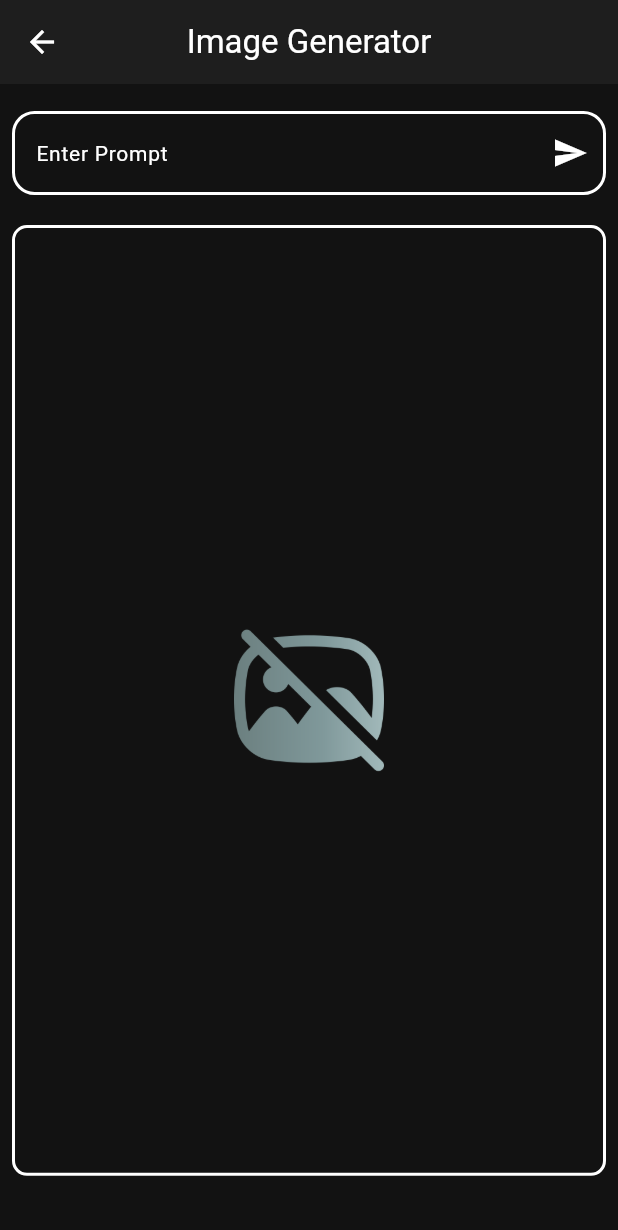
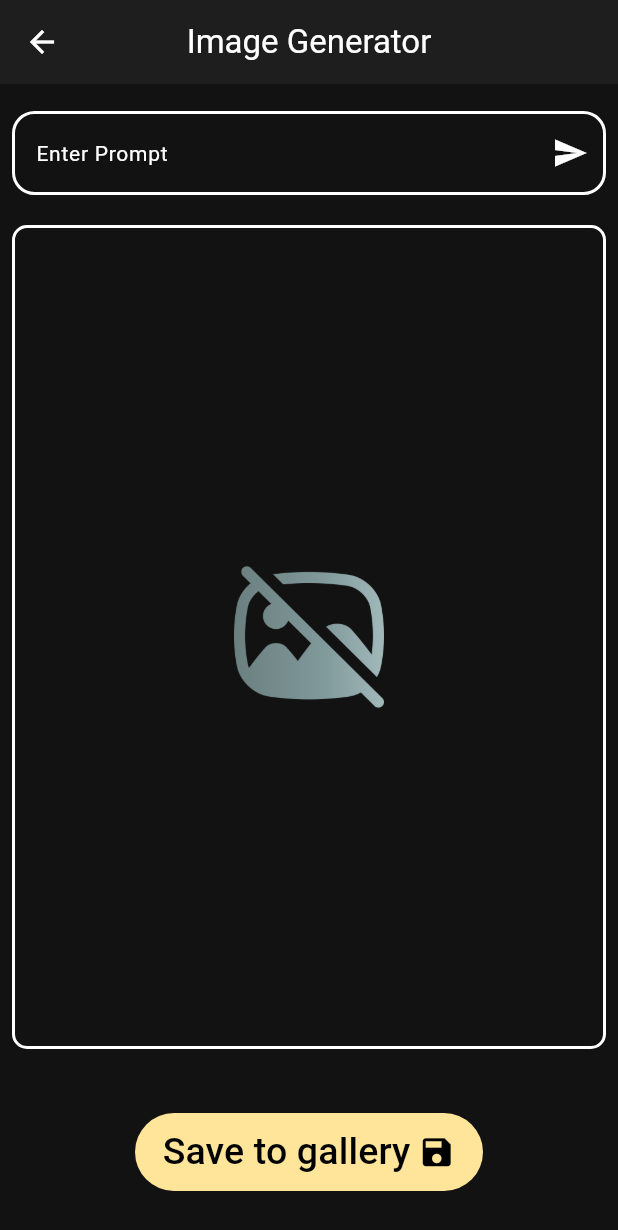
Before and after one commit to surajjoshi79/AI-Chatbot, a Flutter app: the screen it shows after launch, after a tap on "Image Generator", on a phone screen of 412 x 824 dp. Shown: the top 1230 px of the screen. Run offline on Flutter 3.47's test engine with Material 3 defaults, Android fonts, the phone set to English and light mode, and no system bars; our stand-ins replace chat_bubbles, flutter_spinkit, flutter_tts, google_generative_ai, hive_flutter, shared_preferences and 1 more; missing offline and left inert: gal; accounts and stored records are empty.

Commit message:
Initial commit

```diff
--- a/lib/Pages/chat_ui.dart
+++ b/lib/Pages/chat_ui.dart
@@ -252,7 +252,7 @@ class _ChatUiState extends State<ChatUi> {
                   Provider.of<ThemeProvider>(context,listen: false).toggleTheme();
                 });
               },
-                backgroundColor: Theme.of(context).colorScheme.secondary,
+                backgroundColor: Theme.of(context).colorScheme.tertiary,
                 child:Provider.of<ThemeProvider>(context).getTheme()==lightMode?Icon(Icons.dark_mode):Icon(Icons.light_mode)
               )
             )
--- a/lib/Pages/image_generator_page.dart
+++ b/lib/Pages/image_generator_page.dart
@@ -66,7 +66,11 @@ class _ImageGeneratorPageState extends State<ImageGeneratorPage> {
                       setState(() {
                         fn.unfocus();
                       });
-                      generateImageUrl();
+                      if(txt.text.trim().isNotEmpty) {
+                        generateImageUrl();
+                      }else{
+                        ScaffoldMessenger.of(context).showSnackBar(SnackBar(content: Text("Please enter a prompt")));
+                      }
                     }
                 ),
                 enabledBorder: OutlineInputBorder(
@@ -90,7 +94,7 @@ class _ImageGeneratorPageState extends State<ImageGeneratorPage> {
               height: 20,
             ),
             Container(
-              height: MediaQuery.of(context).size.height/1.3,
+              height: MediaQuery.of(context).size.height/1.5,
               width: MediaQuery.of(context).size.width,
               decoration: BoxDecoration(
                 border: Border.all(
@@ -108,19 +112,40 @@ class _ImageGeneratorPageState extends State<ImageGeneratorPage> {
                   )
               ):
               Center(
-                  child: GestureDetector(
-                      onLongPress:(){
-                        saveImageToGallery(imageUrl!);
-                        },
-                      child: Padding(
-                        padding: const EdgeInsets.all(8.0),
-                        child: Image.network(imageUrl!),
-                      ))
+                  child: Padding(
+                    padding: const EdgeInsets.all(8.0),
+                    child: Image.network(imageUrl!),
+                  )
               ),
               ),
           ],
         ),
       ),
+      bottomNavigationBar: Padding(
+        padding: const EdgeInsets.symmetric(vertical: 30,horizontal: 90),
+        child: TextButton(
+            onPressed: (){
+              if(imageUrl!=null) {
+                saveImageToGallery(imageUrl!);
+              }else{
+                ScaffoldMessenger.of(context).showSnackBar(SnackBar(content: Text("Failed to save image")));
+              }
+            },
+            style: ElevatedButton.styleFrom(
+              backgroundColor: Color(0xFFffe599),
+            ),
+            child: Row(
+              mainAxisAlignment: MainAxisAlignment.center,
+              children: [
+                Text('Save to gallery',style: TextStyle(fontSize:25,color:Theme.of(context).colorScheme.primary)),
+                SizedBox(
+                  width: 5,
+                ),
+                Icon(Icons.save,color:Theme.of(context).colorScheme.primary,size: 25),
+              ],
+            )
+        ),
+      ),
     );
   }
 }
--- a/lib/Pages/voice_assistant_page.dart
+++ b/lib/Pages/voice_assistant_page.dart
@@ -153,7 +153,7 @@ class _VoiceAssistantPageState extends State<VoiceAssistantPage> {
               }
             },
             style: ElevatedButton.styleFrom(
-              backgroundColor: Theme.of(context).colorScheme.secondary,
+              backgroundColor: Color(0xFFffe599),
             ),
             child: Row(
               mainAxisAlignment: MainAxisAlignment.center,
--- a/lib/Theme/theme.dart
+++ b/lib/Theme/theme.dart
@@ -5,6 +5,7 @@ ThemeData lightMode=ThemeData(
   colorScheme: ColorScheme.light(
     primary: Colors.white,
     secondary: Colors.black,
+    tertiary: Color(0xFFbf9000)
   ),
   appBarTheme: AppBarTheme(
     color: Colors.grey.shade100
@@ -21,6 +22,7 @@ ThemeData darkMode=ThemeData(
     colorScheme: ColorScheme.dark(
       primary: Colors.black,
       secondary: Colors.white,
+      tertiary:Color(0xFFffe599),
     ),
     appBarTheme: AppBarTheme(
         color: Colors.grey.shade900
```
Also changed, not shown: lib/Pages/help_page.dart (+0 -8 lines), 4 other files.
